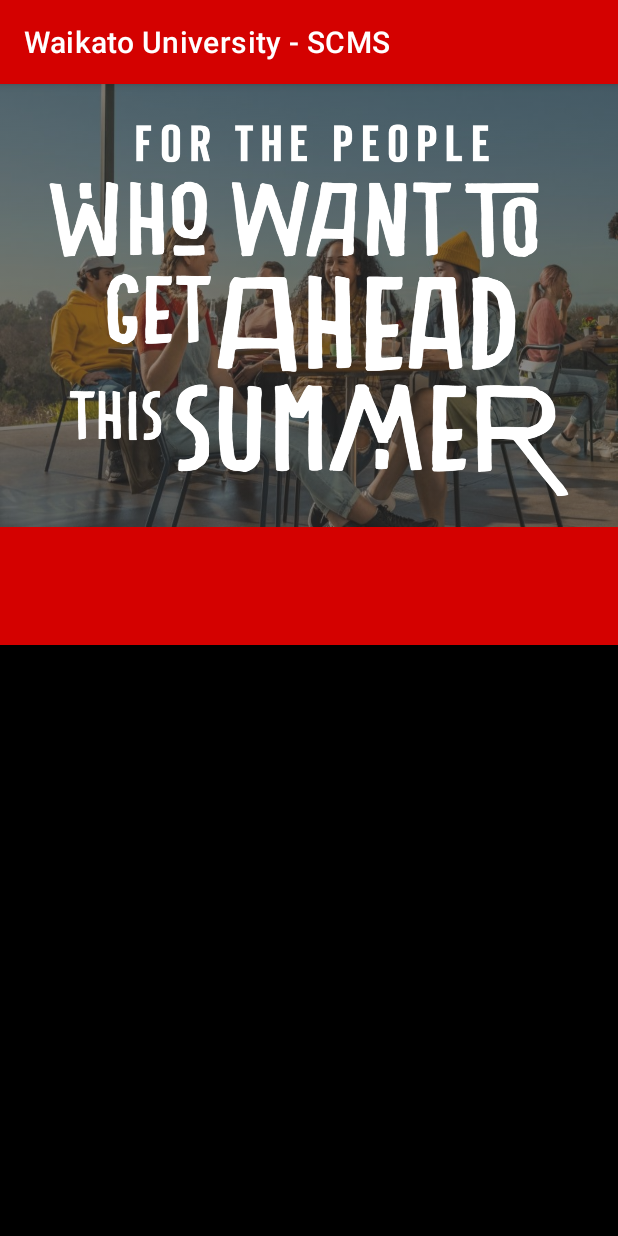
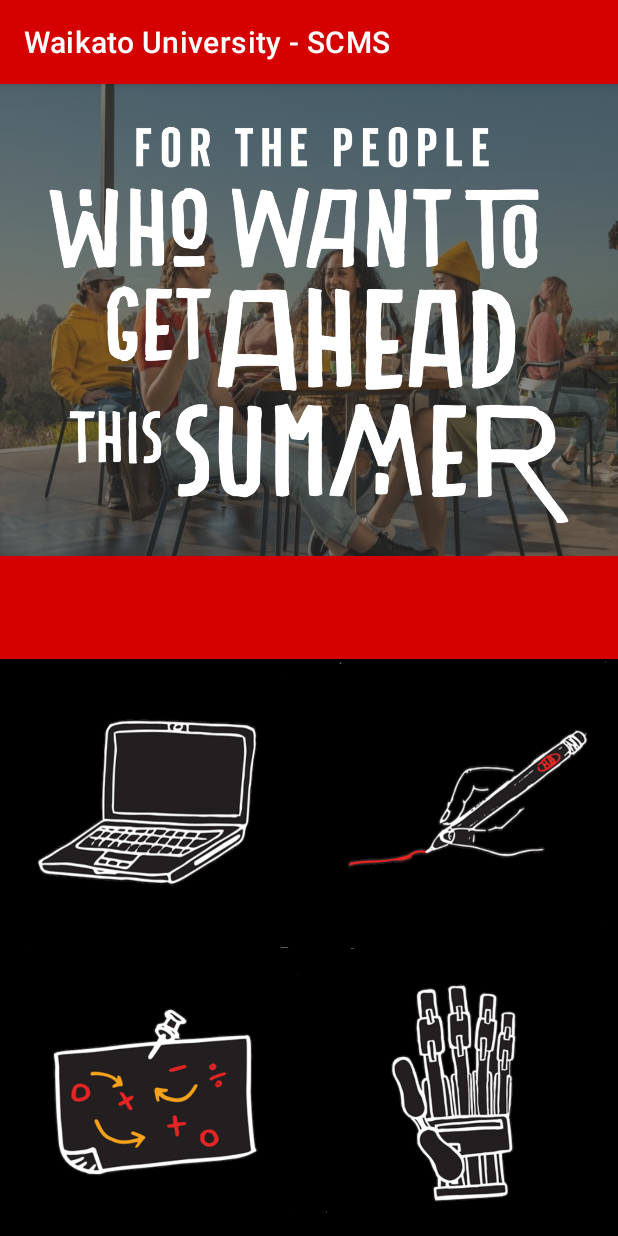
Before and after one commit to shinidude/AssignmentoOe, an Android app: the screen it shows after launch (MainActivity), on a phone screen of 412 x 824 dp. Run offline under Robolectric (Android 15) with nearby library versions, the phone set to English and light mode, and no system bars.

Commit message:
Has completely added the tiles and modified the landscape version however the red rectangle has to be implemented too

```diff
--- a/app/src/main/res/layout-land/activity_main.xml
+++ b/app/src/main/res/layout-land/activity_main.xml
@@ -6,34 +6,80 @@
     xmlns:app="http://schemas.android.com/apk/res-auto"
     android:orientation="horizontal">
 
+
             <androidx.constraintlayout.widget.ConstraintLayout
                 android:layout_width="0dp"
                 android:layout_height="match_parent"
                 android:layout_weight="1">
+
                 <ImageView
                     android:id="@+id/banner"
                     android:layout_width="match_parent"
                     android:layout_height="match_parent"
+                    android:scaleType="fitXY"
                     android:src="@drawable/img_banner_img"
-            android:scaleType="fitXY">
-        </ImageView>
+                    android:tint="#BB333333"></ImageView>
 
                 <ImageView
                     android:layout_width="match_parent"
                     android:layout_height="match_parent"
-            android:src="@drawable/img_banner_text"
-            android:scaleType="fitXY">
-            </ImageView>
+                    android:scaleType="fitXY"
+                    android:src="@drawable/img_banner_text"></ImageView>
                     </androidx.constraintlayout.widget.ConstraintLayout>
-
-    <androidx.constraintlayout.widget.ConstraintLayout
-        android:id="@+id/activities_sel"
+<!--        <LinearLayout-->
+<!--            android:layout_width="match_parent"-->
+<!--            android:layout_height="wrap_content"-->
+<!--            android:layout_weight="0.18"-->
+<!--            android:background="@color/red"-->
+<!--            android:orientation="horizontal">-->
+<!--        </LinearLayout>-->
+    <LinearLayout
         android:layout_width="0dp"
         android:layout_height="match_parent"
         android:layout_weight="1"
-        android:background="@color/black">
+        android:background="@color/black"
+        android:orientation="horizontal">
 
-    </androidx.constraintlayout.widget.ConstraintLayout>
+        <LinearLayout
+            android:layout_width="wrap_content"
+            android:layout_height="wrap_content"
+            android:layout_weight="1"
+            android:orientation="vertical">
 
+            <ImageView
+                android:id="@+id/title_cs"
+                android:layout_width="wrap_content"
+                android:layout_height="wrap_content"
+                android:layout_weight="1"
+                android:src="@drawable/img_tile_cs"></ImageView>
 
+            <ImageView
+                android:id="@+id/tile_math"
+                android:layout_width="wrap_content"
+                android:layout_height="wrap_content"
+                android:layout_weight="1"
+                android:src="@drawable/img_tile_math"></ImageView>
         </LinearLayout>
+
+        <LinearLayout
+            android:layout_width="wrap_content"
+            android:layout_height="wrap_content"
+            android:layout_weight="1"
+            android:orientation="vertical">
+
+            <ImageView
+                android:id="@+id/tile_design"
+                android:layout_width="wrap_content"
+                android:layout_height="wrap_content"
+                android:layout_weight="1"
+                android:src="@drawable/img_tile_design"></ImageView>
+
+            <ImageView
+                android:id="@+id/tile_se"
+                android:layout_width="wrap_content"
+                android:layout_height="wrap_content"
+                android:layout_weight="1"
+                android:src="@drawable/img_tile_se"></ImageView>
+        </LinearLayout>
+    </LinearLayout>
+</LinearLayout>
--- a/app/src/main/res/layout/activity_main.xml
+++ b/app/src/main/res/layout/activity_main.xml
@@ -2,13 +2,14 @@
 <LinearLayout xmlns:android="http://schemas.android.com/apk/res/android"
     android:layout_width="match_parent"
     android:layout_height="match_parent"
+    xmlns:app="http://schemas.android.com/apk/res-auto"
     android:orientation="vertical">
 
 
         <androidx.constraintlayout.widget.ConstraintLayout
             android:layout_width="match_parent"
             android:layout_height="0dp"
-            android:layout_weight="0.75">
+            android:layout_weight="0.82">
             <ImageView
                 android:id="@+id/banner"
                 android:layout_width="match_parent"
@@ -31,16 +32,59 @@
         <LinearLayout
             android:layout_width="match_parent"
             android:layout_height="0dp"
-            android:layout_weight="0.20"
+            android:layout_weight="0.18"
             android:background="@color/red">
         </LinearLayout>
 
-    <androidx.constraintlayout.widget.ConstraintLayout
-        android:layout_width="match_parent"
-        android:layout_height="0dp"
-        android:layout_weight="1"
-        android:background="@color/black">
-    </androidx.constraintlayout.widget.ConstraintLayout>
+        <LinearLayout
+            android:layout_width="match_parent"
+            android:layout_height="0dp"
+            android:layout_weight="1"
+            android:background="@color/black"
+            android:orientation="vertical">
+
+            <LinearLayout
+                android:layout_width="wrap_content"
+                android:layout_height="wrap_content"
+                android:layout_weight="1"
+                android:orientation="horizontal">
+
+                <ImageView
+                    android:id="@+id/title_cs"
+                    android:layout_width="wrap_content"
+                    android:layout_height="wrap_content"
+                    android:layout_weight="1"
+                    android:src="@drawable/img_tile_cs"></ImageView>
+
+                <ImageView
+                    android:id="@+id/tile_design"
+                    android:layout_width="wrap_content"
+                    android:layout_height="wrap_content"
+                    android:layout_weight="1"
+                    android:src="@drawable/img_tile_design"></ImageView>
+            </LinearLayout>
+
+            <LinearLayout
+                android:layout_width="wrap_content"
+                android:layout_height="wrap_content"
+                android:layout_weight="1"
+                android:orientation="horizontal">
+
+                <ImageView
+                    android:id="@+id/tile_math"
+                    android:layout_width="wrap_content"
+                    android:layout_height="wrap_content"
+                    android:layout_weight="1"
+                    android:src="@drawable/img_tile_math"></ImageView>
+
+                <ImageView
+                    android:id="@+id/tile_se"
+                    android:layout_width="wrap_content"
+                    android:layout_height="wrap_content"
+                    android:layout_weight="1"
+                    android:src="@drawable/img_tile_se"></ImageView>
+            </LinearLayout>
+        </LinearLayout>
 
 
 </LinearLayout>
```
Lines whose indentation alone changed are shown as unchanged.
